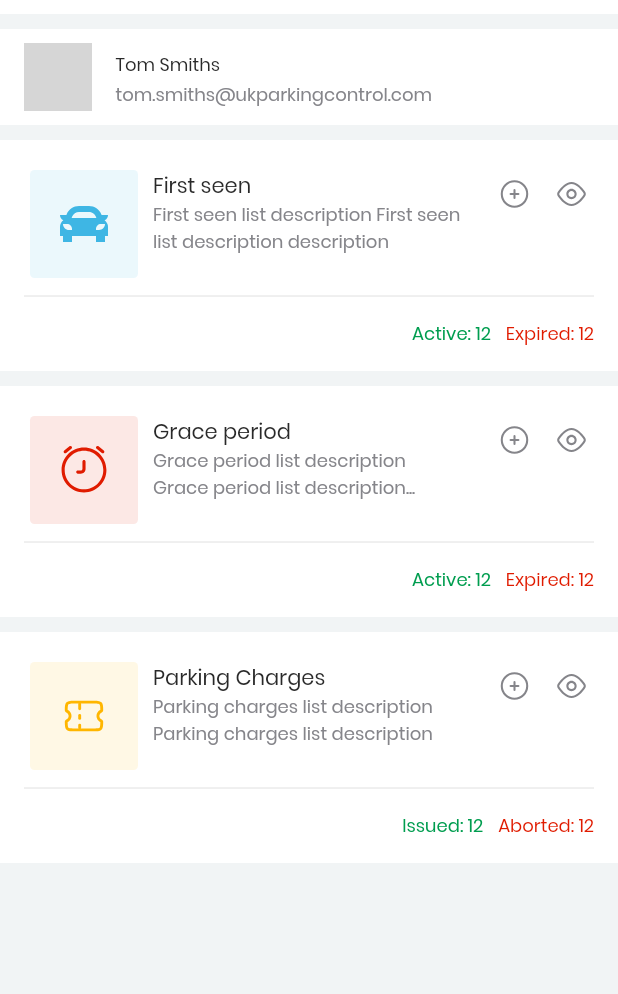
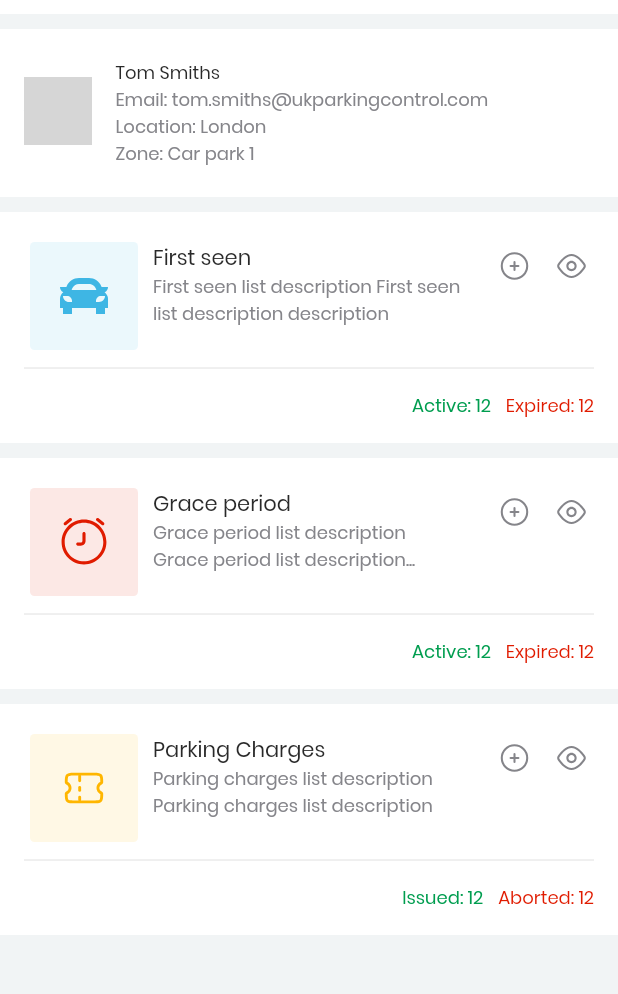
Before and after one commit to HaMinhThien-IT/iWarden, a Flutter app: the HomeOverview screen opened by its route, after a tap on the "menu" icon, after a tap on "Home", on a phone screen of 412 x 824 dp, the part 67-1061 px from its top. Run offline on Flutter 3.47's test engine with Material 2 defaults, Android fonts, the phone set to English and light mode, and no system bars; our stand-ins replace camera, carousel_slider, dropdown_button2, flutter_hooks, flutter_svg, flutter_typeahead and 4 more; missing offline and left inert: anyline_plugin; accounts and stored records are empty; network calls fail; project files that could hold a hidden picture were left out; grey boxes are pictures that could not be loaded.

Commit message:
update info drawer hehe

```diff
--- a/lib/main.dart
+++ b/lib/main.dart
@@ -16,9 +16,7 @@ import 'package:iWarden/theme/color.dart';
 import 'package:iWarden/theme/theme.dart';
 import 'package:provider/provider.dart';
 import '../routes/routes.dart';
-import 'dart:async';
 import 'package:anyline_plugin/anyline_plugin.dart';
-import 'dart:convert';
 
 void main() => runApp(const MyApp());
 
--- a/lib/providers/print_issue_providers.dart
+++ b/lib/providers/print_issue_providers.dart
@@ -22,8 +22,12 @@ class PrintIssueProviders with ChangeNotifier {
   late List<bool> listChecked = List<bool>.filled(_data.length, false);
   late int idIssue;
   void getIdIssue(id) {
-    idIssue = id;
-    notifyListeners();
+    if (id != null) {
+      idIssue = id;
+      notifyListeners();
+    } else {
+      return;
+    }
   }
 
   void onChecked(bool checked, int index) {
--- a/lib/screens/home_overview.dart
+++ b/lib/screens/home_overview.dart
@@ -76,11 +76,14 @@ class HomeOverview extends StatelessWidget {
               height: 10,
             ),
             const InfoDrawer(
-                isDrawer: false,
-                assetImage:
-                    "https://i.pinimg.com/originals/4d/86/5e/4d865ea47a8675d682ff35ad904a0af6.png",
-                email: "tom.smiths@ukparkingcontrol.com",
-                name: "Tom Smiths"),
+              isDrawer: false,
+              assetImage:
+                  "https://i.pinimg.com/originals/4d/86/5e/4d865ea47a8675d682ff35ad904a0af6.png",
+              email: "tom.smiths@ukparkingcontrol.com",
+              name: "Tom Smiths",
+              location: "London",
+              zone: "Car park 1",
+            ),
             const SizedBox(
               height: 10,
             ),
--- a/lib/widgets/drawer/info_drawer.dart
+++ b/lib/widgets/drawer/info_drawer.dart
@@ -6,22 +6,26 @@ class InfoDrawer extends StatelessWidget {
   final String name;
   final String assetImage;
   final String email;
+  final String? location;
+  final String? zone;
   final bool isDrawer;
   const InfoDrawer(
       {Key? key,
       required this.assetImage,
       required this.name,
       required this.email,
-      required this.isDrawer})
+      required this.isDrawer,
+      this.location,
+      this.zone})
       : super(key: key);
 
   @override
   Widget build(BuildContext context) {
-    return AppBar(
-      toolbarHeight: !isDrawer ? 64 : 56,
-      backgroundColor: !isDrawer ? Colors.white : ColorTheme.darkPrimary,
-      elevation: 0,
-      title: ListTile(
+    return Container(
+      padding:
+          EdgeInsets.symmetric(horizontal: 16, vertical: !isDrawer ? 16 : 0),
+      color: isDrawer ? ColorTheme.darkPrimary : Colors.white,
+      child: ListTile(
         contentPadding: const EdgeInsets.only(left: 0.0, right: 0.0),
         leading: SizedBox(
           width: 45,
@@ -37,13 +41,29 @@ class InfoDrawer extends StatelessWidget {
             fontWeight: FontWeight.w500,
           ),
         ),
-        subtitle: Text(
-          email,
-          overflow: TextOverflow.ellipsis,
-          style: CustomTextStyle.h6.copyWith(color: ColorTheme.grey600),
+        subtitle: Column(
+          crossAxisAlignment: CrossAxisAlignment.start,
+          children: [
+            Text(
+              "Email: ${email}",
+              overflow: TextOverflow.ellipsis,
+              style: CustomTextStyle.h6.copyWith(color: ColorTheme.grey600),
+            ),
+            if (!isDrawer)
+              Text(
+                "Location: ${location!}",
+                overflow: TextOverflow.ellipsis,
+                style: CustomTextStyle.h6.copyWith(color: ColorTheme.grey600),
+              ),
+            if (!isDrawer)
+              Text(
+                "Zone: ${zone!}",
+                overflow: TextOverflow.ellipsis,
+                style: CustomTextStyle.h6.copyWith(color: ColorTheme.grey600),
+              ),
+          ],
         ),
       ),
-      automaticallyImplyLeading: false,
     );
   }
 }
--- a/lib/widgets/drawer/item_menu_widget.dart
+++ b/lib/widgets/drawer/item_menu_widget.dart
@@ -32,8 +32,8 @@ class ItemMenuWidget extends StatelessWidget {
       child: ListTile(
         leading: SvgPicture.asset(
           itemMenu.assetIcon,
-          width: 24,
-          height: 24,
+          width: 20,
+          height: 20,
           color: activeRoute()
               ? ColorTheme.darkPrimary
               : itemMenu.title == "Check out"
```
Also changed, not shown: assets/svg/IconCharges2.svg.
